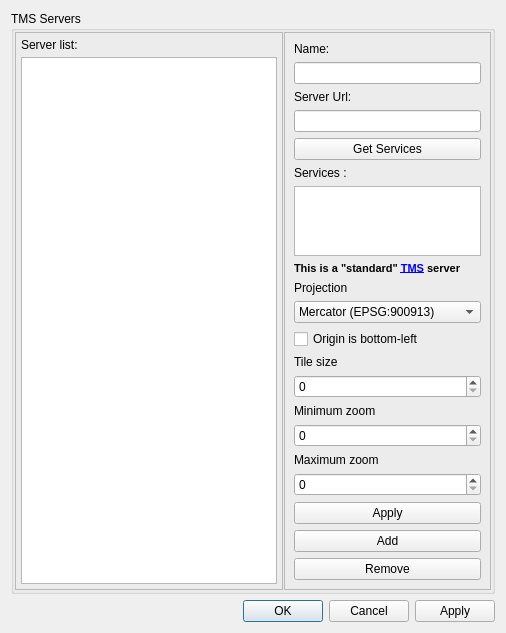
This is src/Preferences/TMSPreferencesDialog.ui in openstreetmap/merkaartor as Qt 5 draws it before an edit. The edited form follows.
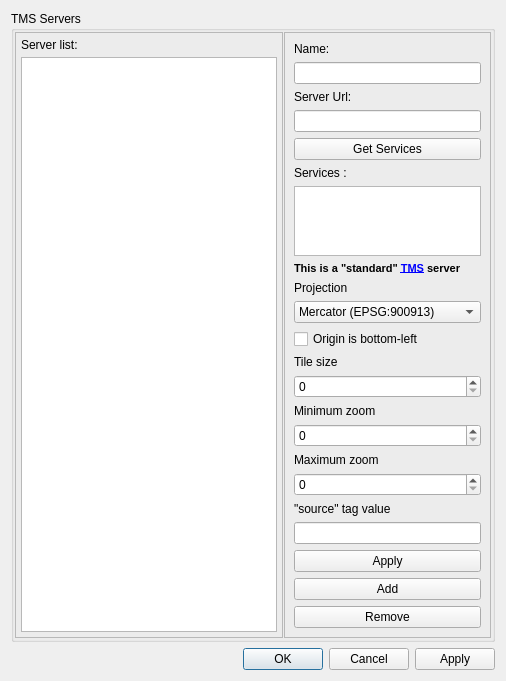
This is the edited form.

Commit message: ADD : Auto-add "source" tag when drawing over a background map; define the value in the WMS and TMS editors Disable auto-adding in "Preferences-Background" Also add a "S" button in the tag editor to manually add the "source" tag

Diff of the .ui file:
```diff
--- a/src/Preferences/TMSPreferencesDialog.ui
+++ b/src/Preferences/TMSPreferencesDialog.ui
@@ -7,7 +7,7 @@
     <x>0</x>
     <y>0</y>
     <width>506</width>
-    <height>587</height>
+    <height>646</height>
    </rect>
   </property>
   <property name="windowTitle">
@@ -239,6 +239,16 @@
            </property>
           </spacer>
          </item>
+         <item>
+          <widget class="QLabel" name="label_8">
+           <property name="text">
+            <string>&quot;source&quot; tag value</string>
+           </property>
+          </widget>
+         </item>
+         <item>
+          <widget class="QLineEdit" name="edSourceTag"/>
+         </item>
          <item>
           <widget class="QPushButton" name="btApplyTmsServer">
            <property name="text">
```
The commit also changes 41 other files.
